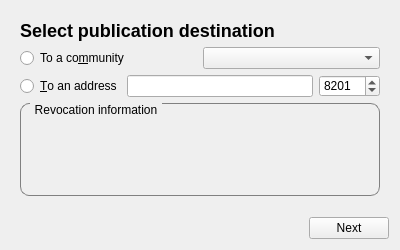
First picture: the form in src/sakia/gui/dialogs/revocation/revocation.ui, repository duniter/sakia, before the edit.
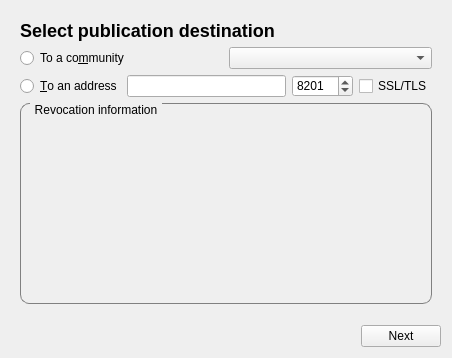
Second picture: the form after the edit.

Commit message: Revocation feature works again

Diff of the .ui file:
```diff
--- a/src/sakia/gui/dialogs/revocation/revocation.ui
+++ b/src/sakia/gui/dialogs/revocation/revocation.ui
@@ -6,8 +6,8 @@
    <rect>
     <x>0</x>
     <y>0</y>
-    <width>400</width>
-    <height>250</height>
+    <width>452</width>
+    <height>358</height>
    </rect>
   </property>
   <property name="windowTitle">
@@ -139,6 +139,13 @@
            </property>
           </widget>
          </item>
+         <item>
+          <widget class="QCheckBox" name="checkbox_secured">
+           <property name="text">
+            <string>SSL/TLS</string>
+           </property>
+          </widget>
+         </item>
         </layout>
        </item>
        <item>
```
Left out of the diff: 4 changed lines with no effect on the pictures. The commit also changes 8 other files.
